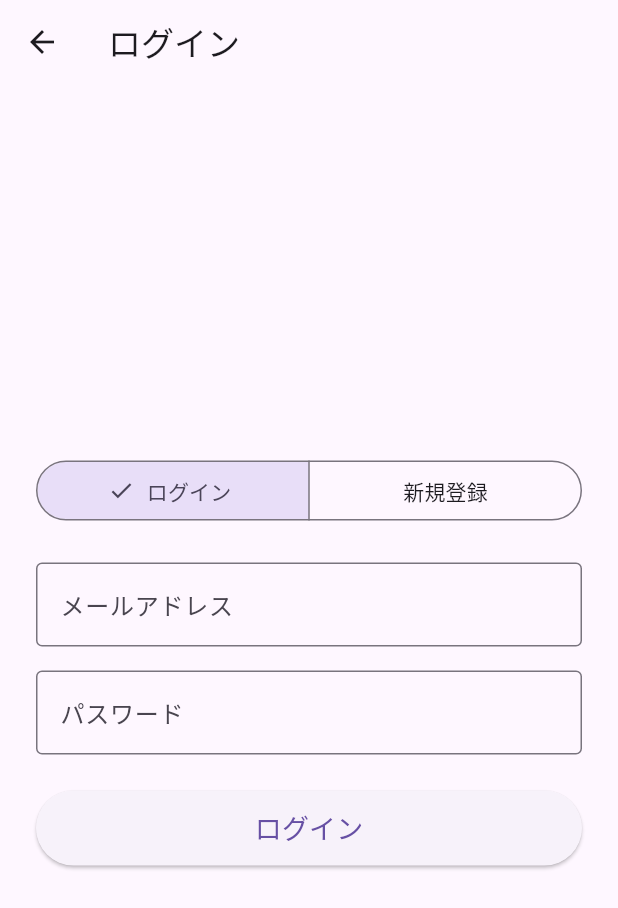
After one commit to i-tatte/glaze-manager, a Flutter app: the screen it shows after launch, after a tap on "メールアドレスでサインイン/登録", on a phone screen of 412 x 824 dp. The commit adds this screen. Shown: the top 908 px of the screen. Run offline on Flutter 3.47's test engine with Material 3 defaults, Android fonts, the phone set to English and light mode, and no system bars; our stand-ins replace cloud_firestore, connectivity_plus, file_picker, firebase_auth, firebase_core, firebase_storage and 4 more; missing offline and left inert: crop_your_image, desktop_webview_auth, excel; accounts and stored records are empty; generated files the repository leaves out were written again.

Commit message:
add email login

```diff
--- /dev/null
+++ b/lib/screens/email_password_login_screen.dart
@@ -0,0 +1,194 @@
+import 'package:firebase_auth/firebase_auth.dart';
+import 'package:flutter/material.dart';
+import 'package:glaze_manager/services/auth_service.dart';
+import 'package:provider/provider.dart';
+
+enum AuthFormType { login, register }
+
+class EmailPasswordLoginScreen extends StatefulWidget {
+  const EmailPasswordLoginScreen({super.key});
+
+  @override
+  State<EmailPasswordLoginScreen> createState() =>
+      _EmailPasswordLoginScreenState();
+}
+
+class _EmailPasswordLoginScreenState extends State<EmailPasswordLoginScreen> {
+  final _formKey = GlobalKey<FormState>();
+  final _emailController = TextEditingController();
+  final _passwordController = TextEditingController();
+
+  AuthFormType _formType = AuthFormType.login;
+  bool _isLoading = false;
+  String? _errorMessage;
+
+  @override
+  void dispose() {
+    _emailController.dispose();
+    _passwordController.dispose();
+    super.dispose();
+  }
+
+  String get _buttonText => _formType == AuthFormType.login ? 'ログイン' : '新規登録';
+
+  Future<void> _submit() async {
+    if (!_formKey.currentState!.validate()) {
+      return;
+    }
+
+    setState(() {
+      _isLoading = true;
+      _errorMessage = null;
+    });
+
+    final navigator = Navigator.of(context);
+    try {
+      final authService = context.read<AuthService>();
+      final email = _emailController.text.trim();
+      final password = _passwordController.text.trim();
+
+      if (_formType == AuthFormType.login) {
+        await authService.signInWithEmailAndPassword(email, password);
+      } else {
+        await authService.signUpWithEmailAndPassword(email, password);
+      }
+
+      // ログイン/登録に成功したら、この画面を閉じる
+      navigator.pop();
+    } on FirebaseAuthException catch (e) {
+      setState(() {
+        _errorMessage = _getFriendlyErrorMessage(e.code);
+      });
+    } catch (e) {
+      setState(() {
+        _errorMessage = '予期せぬエラーが発生しました。';
+      });
+    } finally {
+      if (mounted) {
+        setState(() {
+          _isLoading = false;
+        });
+      }
+    }
+  }
+
+  String _getFriendlyErrorMessage(String code) {
+    switch (code) {
+      case 'user-not-found':
+        return 'このメールアドレスは登録されていません。';
+      case 'wrong-password':
+        return 'パスワードが間違っています。';
+      case 'invalid-email':
+        return '無効なメールアドレス形式です。';
+      case 'email-already-in-use':
+        return 'このメールアドレスは既に使用されています。';
+      case 'weak-password':
+        return 'パスワードは6文字以上で設定してください。';
+      case 'too-many-requests':
+        return '試行回数が多すぎます。後でもう一度お試しください。';
+      default:
+        return 'エラーが発生しました: $code';
+    }
+  }
+
+  @override
+  Widget build(BuildContext context) {
+    return Scaffold(
+      appBar: AppBar(title: Text(_buttonText)),
+      body: Center(
+        child: SingleChildScrollView(
+          padding: const EdgeInsets.all(24.0),
+          child: Form(
+            key: _formKey,
+            child: Column(
+              mainAxisAlignment: MainAxisAlignment.center,
+              crossAxisAlignment: CrossAxisAlignment.stretch,
+              children: [
+                SegmentedButton<AuthFormType>(
+                  segments: const [
+                    ButtonSegment(
+                      value: AuthFormType.login,
+                      label: Text('ログイン'),
+                    ),
+                    ButtonSegment(
+                      value: AuthFormType.register,
+                      label: Text('新規登録'),
+                    ),
+                  ],
+                  selected: {_formType},
+                  onSelectionChanged: (newSelection) {
+                    setState(() {
+                      _formType = newSelection.first;
+                      _errorMessage = null; // フォームタイプ変更時にエラーメッセージをクリア
+                    });
+                  },
+                ),
+                const SizedBox(height: 24),
+                TextFormField(
+                  controller: _emailController,
+                  decoration: const InputDecoration(
+                    labelText: 'メールアドレス',
+                    border: OutlineInputBorder(),
+                  ),
+                  keyboardType: TextInputType.emailAddress,
+                  autocorrect: false,
+                  validator: (value) {
+                    if (value == null ||
+                        value.isEmpty ||
+                        !value.contains('@')) {
+                      return '有効なメールアドレスを入力してください。';
+                    }
+                    return null;
+                  },
+                ),
+                const SizedBox(height: 16),
+                TextFormField(
+                  controller: _passwordController,
+                  decoration: const InputDecoration(
+                    labelText: 'パスワード',
+                    border: OutlineInputBorder(),
+                  ),
+                  obscureText: true,
+                  validator: (value) {
+                    if (value == null || value.isEmpty) {
+                      return 'パスワードを入力してください。';
+                    }
+                    if (_formType == AuthFormType.register &&
+                        value.length < 6) {
+                      return 'パスワードは6文字以上で入力してください。';
+                    }
+                    return null;
+                  },
+                ),
+                const SizedBox(height: 24),
+                if (_errorMessage != null) ...[
+                  Text(
+                    _errorMessage!,
+                    style: TextStyle(
+                      color: Theme.of(context).colorScheme.error,
+                    ),
+                    textAlign: TextAlign.center,
+                  ),
+                  const SizedBox(height: 16),
+                ],
+                if (_isLoading)
+                  const Center(child: CircularProgressIndicator())
+                else
+                  SizedBox(
+                    height: 50,
+                    child: ElevatedButton(
+                      onPressed: _submit,
+                      child: Text(
+                        _buttonText,
+                        style: const TextStyle(fontSize: 18),
+                      ),
+                    ),
+                  ),
+              ],
+            ),
+          ),
+        ),
+      ),
+    );
+  }
+}
--- a/lib/screens/login_screen.dart
+++ b/lib/screens/login_screen.dart
@@ -2,6 +2,7 @@ import 'package:flutter/material.dart';
 import 'package:connectivity_plus/connectivity_plus.dart';
 import 'package:glaze_manager/services/auth_service.dart';
 import 'package:provider/provider.dart';
+import 'package:glaze_manager/screens/email_password_login_screen.dart';
 
 class LoginScreen extends StatefulWidget {
   const LoginScreen({super.key});
@@ -73,6 +74,18 @@ class _LoginScreenState extends State<LoginScreen> {
                           onPressed: () => _signIn(AuthMethod.google),
                         ),
                       ),
+                      const SizedBox(height: 16),
+                      SizedBox(
+                        height: 50,
+                        child: ElevatedButton.icon(
+                          icon: const Icon(Icons.email_outlined),
+                          label: const Text(
+                            'メールアドレスでサインイン/登録',
+                            style: TextStyle(fontSize: 18),
+                          ),
+                          onPressed: () => _navigateToEmailLogin(context),
+                        ),
+                      ),
                     ],
                   ),
           ],
@@ -81,12 +94,38 @@ class _LoginScreenState extends State<LoginScreen> {
     );
   }
 
-  Future<void> _signIn(AuthMethod method) async {
+  Future<void> _navigateToEmailLogin(BuildContext context) async {
     // インターネット接続を確認
     final connectivityResult = await Connectivity().checkConnectivity();
     if (!connectivityResult.contains(ConnectivityResult.mobile) &&
         !connectivityResult.contains(ConnectivityResult.wifi) &&
         !connectivityResult.contains(ConnectivityResult.ethernet)) {
+      if (mounted) {
+        await showDialog(
+          context: context,
+          builder: (context) => AlertDialog(
+            title: const Text('インターネット接続がありません'),
+            content: const Text('サインイン/登録するにはインターネット接続が必要です。'),
+            actions: [
+              TextButton(
+                onPressed: () => Navigator.of(context).pop(),
+                child: const Text('OK'),
+              ),
+            ],
+          ),
+        );
+      }
+      return;
+    }
+    Navigator.of(
+      context,
+    ).push(MaterialPageRoute(builder: (_) => const EmailPasswordLoginScreen()));
+  }
+
+  Future<void> _signIn(AuthMethod method) async {
+    // インターネット接続を確認
+    final connectivityResult = await Connectivity().checkConnectivity();
+    if (connectivityResult.contains(ConnectivityResult.none)) {
       if (mounted) {
         await showDialog(
           context: context,
```
Also changed, not shown: lib/services/auth_service.dart (+36 -0 lines).
